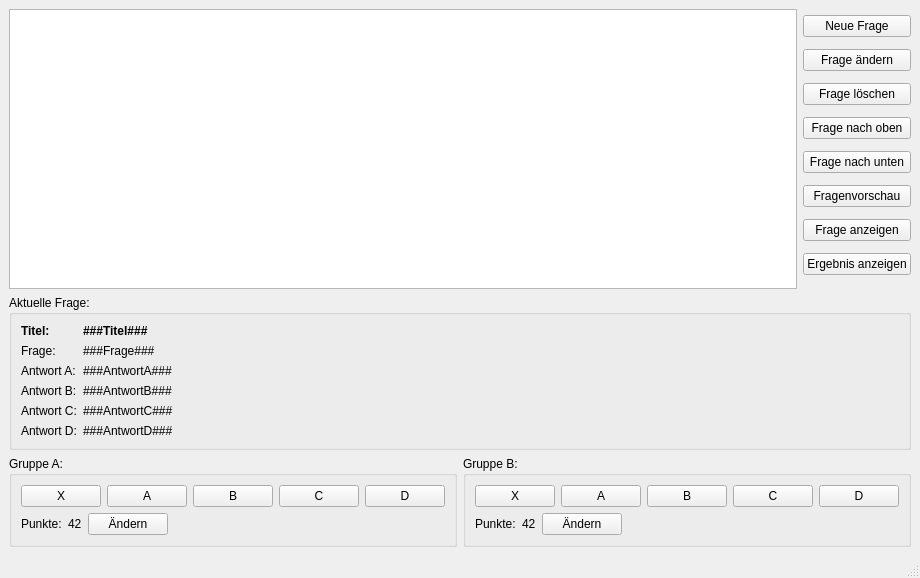
First picture: the form in steuerfenster.ui, repository ttrubep1/AlleGegenSchlaubi, before the edit.
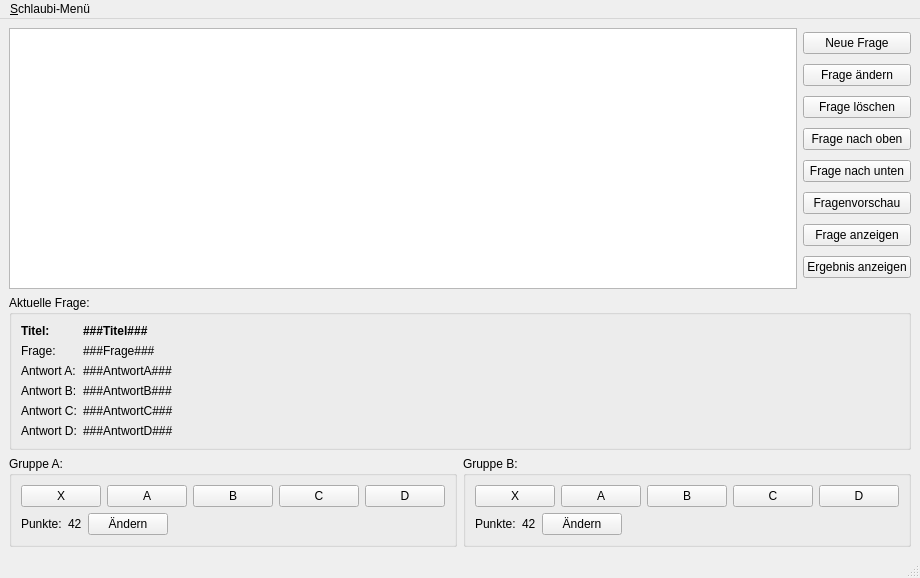
Second picture: the form after the edit. Icons and pictures are not drawn.

Commit message:
Hauptmenü und Klasse für das Steuerfenster
Der UI-Datei für das Steuerfenster wurde ein Hauptmenü hinzugefügt, über
dass man in Zukunft den Fragenkatalog laden und speichern können wird.

Zudem wurde auch eine Klasse für das Steuerfenster angelegt, die derzeit
aber noch nicht mehr tut als das Initialisieren der GUI.

```diff
--- a/steuerfenster.ui
+++ b/steuerfenster.ui
@@ -496,6 +496,16 @@
      <height>20</height>
     </rect>
    </property>
+   <widget class="QMenu" name="menuHaupt">
+    <property name="title">
+     <string>&amp;Schlaubi-Menü</string>
+    </property>
+    <addaction name="actOeffnen"/>
+    <addaction name="actSpeichern"/>
+    <addaction name="actLeeren"/>
+    <addaction name="actBeenden"/>
+   </widget>
+   <addaction name="menuHaupt"/>
   </widget>
   <widget class="QStatusBar" name="statusbar"/>
  </widget>
```
Left out of the diff: 59 changed lines with no effect on the pictures. The commit also changes 2 other files.
